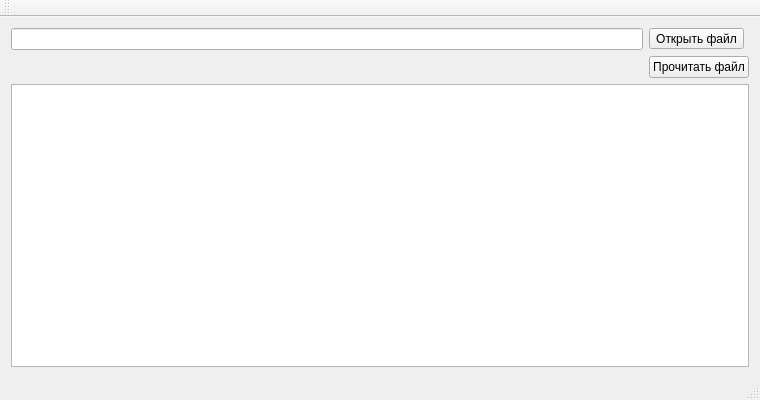
Above: hst-reader/mainwindow.ui from tau-lex/market-analysis-system before the change. Below: the same form after it.
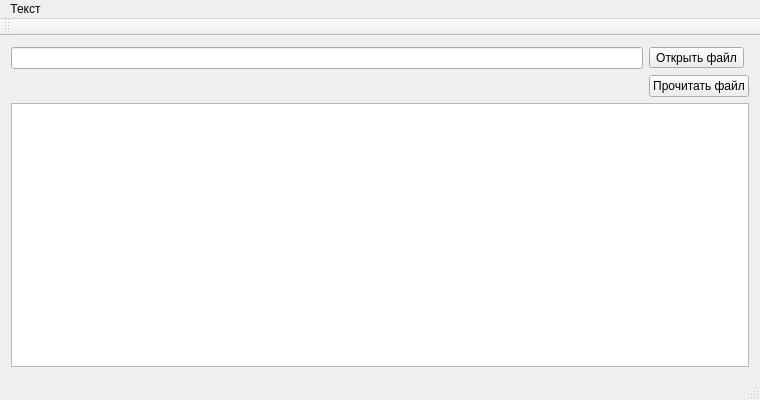
That is the form after the change.

Diff of the .ui file:
```diff
--- a/hst-reader/mainwindow.ui
+++ b/hst-reader/mainwindow.ui
@@ -79,6 +79,13 @@
      <height>20</height>
     </rect>
    </property>
+   <widget class="QMenu" name="menu">
+    <property name="title">
+     <string>Текст</string>
+    </property>
+    <addaction name="action"/>
+   </widget>
+   <addaction name="menu"/>
   </widget>
   <widget class="QToolBar" name="mainToolBar">
    <attribute name="toolBarArea">
```
Left out of the diff: 5 changed lines with no effect on the pictures.
